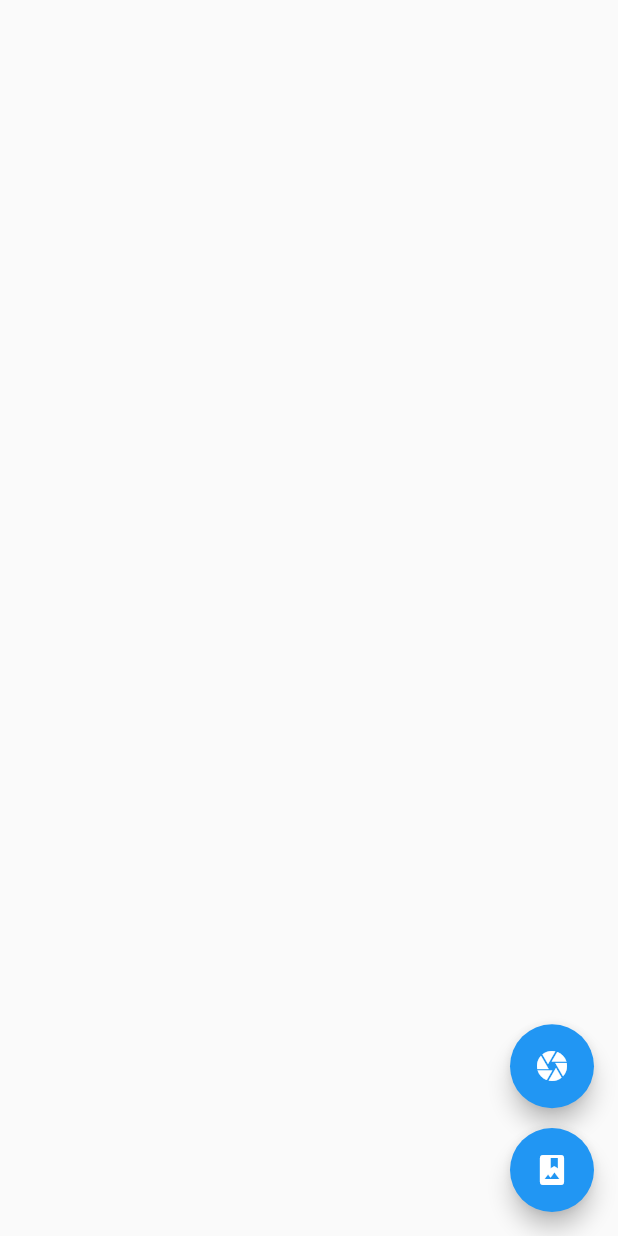
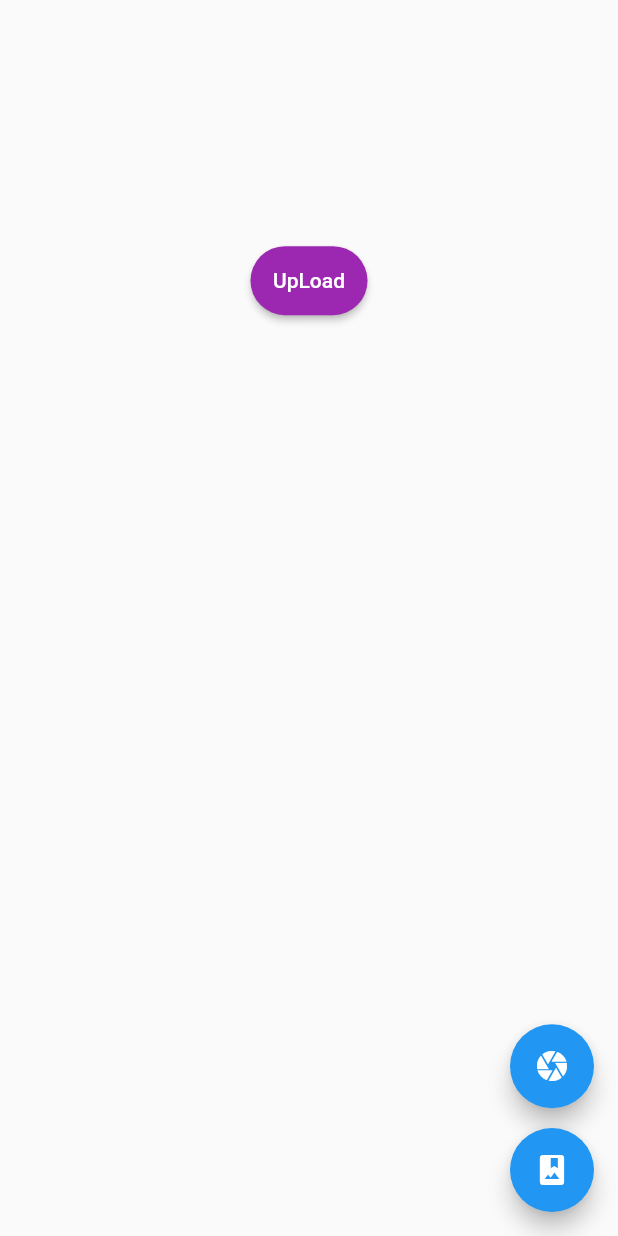
Before and after one commit to coconut-DCU/coconut_FE, a Flutter app: the screen it shows after launch, after a tap on "시작하기", on a phone screen of 412 x 824 dp. Run offline on Flutter 3.47's test engine with Material 2 defaults, Android fonts, the light colour scheme and no system bars; our stand-ins replace get, image_picker.

Commit message:
add upload button

```diff
--- a/lib/page/select_page.dart
+++ b/lib/page/select_page.dart
@@ -1,4 +1,5 @@
 import 'package:flutter/material.dart';
+//import 'package:get/get.dart';
 import 'dart:io';
 import 'package:image_picker/image_picker.dart';
 
@@ -15,6 +16,23 @@ class _SelectPageState extends State<SelectPage> {
   final List<XFile> multiImage = [];
   List<XFile>? images = [];
 
+  final uploadButton = Padding(
+    padding: const EdgeInsets.symmetric(vertical: 16.0),
+    child: ElevatedButton(
+      style: ElevatedButton.styleFrom(
+        shape: RoundedRectangleBorder(
+          borderRadius: BorderRadius.circular(24),
+        ),
+        padding: const EdgeInsets.all(15),
+        backgroundColor: Colors.purple,
+      ),
+      onPressed: () {
+
+      },
+      child: const Text("UpLoad", style: TextStyle(color: Colors.white),),
+    ),
+  );
+
   @override
   Widget build(BuildContext context) {
     double screenHeight = MediaQuery.of(context).size.height;
@@ -27,10 +45,10 @@ class _SelectPageState extends State<SelectPage> {
             children: [
               SizedBox(height: screenHeight * 0.13),
               _area(),
+              uploadButton,
             ],
           ),
         ),
-
         floatingActionButton: Stack(
           children: [
             Align(
```
